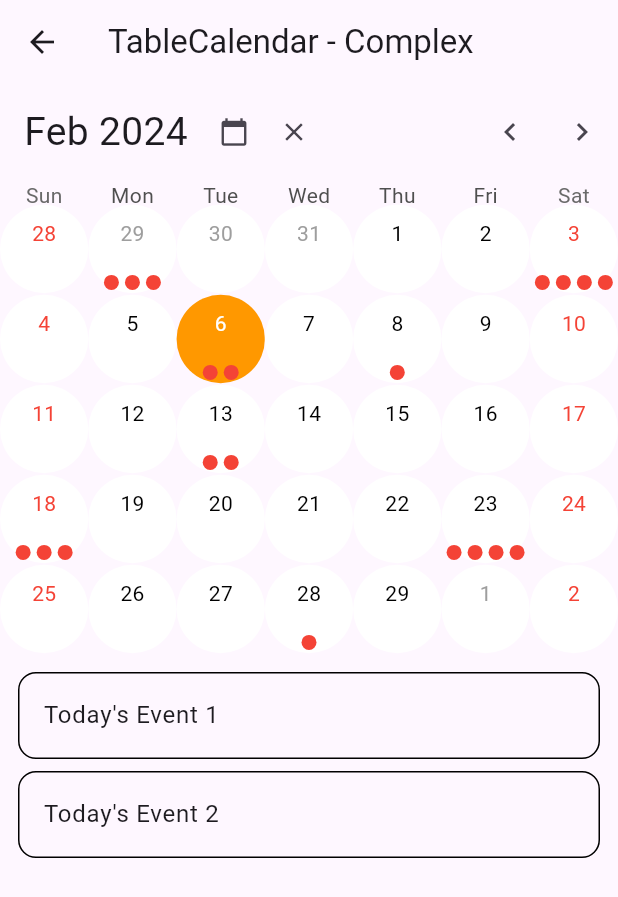
After one commit to L4rue/easy_work, a Flutter app: the screen it shows after launch, after a tap on "Basics", on a phone screen of 412 x 824 dp. The commit adds this screen. Shown: the top 897 px of the screen. Run offline on Flutter 3.47's test engine with Material 3 defaults, Android fonts, the phone set to English and light mode, and no system bars; drawn by our look-alikes of table_calendar; missing offline and left inert: lunar.

Commit message:
first commit

```diff
--- a/lib/main.dart
+++ b/lib/main.dart
@@ -1,45 +1,28 @@
+import 'package:easy_work/pages/table_calendar.dart';
 import 'package:flutter/material.dart';
+import 'package:intl/date_symbol_data_local.dart';
 
 void main() {
-  runApp(const MyApp());
+  initializeDateFormatting().then((_) => runApp(const MyApp()));
 }
 
 class MyApp extends StatelessWidget {
   const MyApp({super.key});
 
-  // This widget is the root of your application.
   @override
   Widget build(BuildContext context) {
     return MaterialApp(
-      title: 'Flutter Demo',
+      title: 'Easy Demo',
       theme: ThemeData(
-        // This is the theme of your application.
-        //
-        // Try running your application with "flutter run". You'll see the
-        // application has a blue toolbar. Then, without quitting the app, try
-        // changing the primarySwatch below to Colors.green and then invoke
-        // "hot reload" (press "r" in the console where you ran "flutter run",
-        // or simply save your changes to "hot reload" in a Flutter IDE).
-        // Notice that the counter didn't reset back to zero; the application
-        // is not restarted.
         primarySwatch: Colors.blue,
       ),
-      home: const MyHomePage(title: 'Flutter Demo Home Page'),
+      home: const MyHomePage(title: 'Easy Work Demo'),
     );
   }
 }
 
 class MyHomePage extends StatefulWidget {
   const MyHomePage({super.key, required this.title});
-
-  // This widget is the home page of your application. It is stateful, meaning
-  // that it has a State object (defined below) that contains fields that affect
-  // how it looks.
-
-  // This class is the configuration for the state. It holds the values (in this
-  // case the title) provided by the parent (in this case the App widget) and
-  // used by the build method of the State. Fields in a Widget subclass are
-  // always marked "final".
 
   final String title;
 
@@ -48,68 +31,28 @@ class MyHomePage extends StatefulWidget {
 }
 
 class _MyHomePageState extends State<MyHomePage> {
-  int _counter = 0;
-
-  void _incrementCounter() {
-    setState(() {
-      // This call to setState tells the Flutter framework that something has
-      // changed in this State, which causes it to rerun the build method below
-      // so that the display can reflect the updated values. If we changed
-      // _counter without calling setState(), then the build method would not be
-      // called again, and so nothing would appear to happen.
-      _counter++;
-    });
-  }
-
   @override
   Widget build(BuildContext context) {
-    // This method is rerun every time setState is called, for instance as done
-    // by the _incrementCounter method above.
-    //
-    // The Flutter framework has been optimized to make rerunning build methods
-    // fast, so that you can just rebuild anything that needs updating rather
-    // than having to individually change instances of widgets.
     return Scaffold(
       appBar: AppBar(
-        // Here we take the value from the MyHomePage object that was created by
-        // the App.build method, and use it to set our appbar title.
         title: Text(widget.title),
       ),
-      body: Center(
-        // Center is a layout widget. It takes a single child and positions it
-        // in the middle of the parent.
-        child: Column(
-          // Column is also a layout widget. It takes a list of children and
-          // arranges them vertically. By default, it sizes itself to fit its
-          // children horizontally, and tries to be as tall as its parent.
-          //
-          // Invoke "debug painting" (press "p" in the console, choose the
-          // "Toggle Debug Paint" action from the Flutter Inspector in Android
-          // Studio, or the "Toggle Debug Paint" command in Visual Studio Code)
-          // to see the wireframe for each widget.
-          //
-          // Column has various properties to control how it sizes itself and
-          // how it positions its children. Here we use mainAxisAlignment to
-          // center the children vertically; the main axis here is the vertical
-          // axis because Columns are vertical (the cross axis would be
-          // horizontal).
-          mainAxisAlignment: MainAxisAlignment.center,
-          children: <Widget>[
-            const Text(
-              'You have pushed the button this many times:',
+      body: Column(
+        children: <Widget>[
+          ElevatedButton(
+            child: const Text('Basics'),
+            onPressed: () => Navigator.push(
+              context,
+              MaterialPageRoute(builder: (_) => const TableCalendarPage()),
             ),
-            Text(
-              '$_counter',
-              style: Theme.of(context).textTheme.headlineMedium,
-            ),
-          ],
-        ),
+          ),
+        ],
       ),
       floatingActionButton: FloatingActionButton(
-        onPressed: _incrementCounter,
+        onPressed: () {},
         tooltip: 'Increment',
         child: const Icon(Icons.add),
-      ), // This trailing comma makes auto-formatting nicer for build methods.
+      ),
     );
   }
 }
--- /dev/null
+++ b/lib/pages/custom_calendar/custom_cell_content.dart
@@ -0,0 +1,94 @@
+import 'package:flutter/material.dart';
+import 'package:lunar/lunar.dart';
+
+typedef DayBuilder = Widget? Function(BuildContext context, DateTime day, DateTime focusedDay);
+
+DayBuilder getCellBuilder({
+  bool? isHoliday,
+  bool? isOutside,
+  bool? isToday,
+  bool? isSelected,
+  bool? isRangeStart,
+  bool? isRangeEnd,
+  bool? isWithinRange,
+  duration = const Duration(milliseconds: 300),
+}) {
+  DayBuilder cell;
+  if (isToday ?? false) {
+    cell = (context, day, focusedDay) {
+      return AnimatedContainer(
+        duration: duration,
+        width: 45,
+        decoration: const BoxDecoration(color: Colors.lightBlue, shape: BoxShape.circle),
+        child: Column(
+          mainAxisAlignment: MainAxisAlignment.center,
+          children: [
+            Text(day.day.toString(), style: const TextStyle(color: Colors.red)),
+            Text(Lunar.fromDate(day).getDayInChinese().toString(), style: const TextStyle(color: Colors.red)),
+          ],
+        ),
+      );
+    };
+  } else if (isHoliday ?? false) {
+    cell = (context, day, focusedDay) {
+      return AnimatedContainer(
+        duration: duration,
+        width: 45,
+        decoration: const BoxDecoration(color: Colors.white, shape: BoxShape.circle),
+        child: Column(
+          mainAxisAlignment: MainAxisAlignment.center,
+          children: [
+            Text(day.day.toString(), style: const TextStyle(color: Colors.red)),
+            Text(Lunar.fromDate(day).getDayInChinese().toString(), style: const TextStyle(color: Colors.red)),
+          ],
+        ),
+      );
+    };
+  } else if (isOutside ?? false) {
+    cell = (context, day, focusedDay) {
+      return AnimatedContainer(
+        duration: duration,
+        width: 45,
+        decoration: const BoxDecoration(color: Colors.white, shape: BoxShape.circle),
+        child: Column(
+          mainAxisAlignment: MainAxisAlignment.center,
+          children: [
+            Text(day.day.toString(), style: const TextStyle(color: Colors.grey)),
+            Text(Lunar.fromDate(day).getDayInChinese().toString(), style: const TextStyle(color: Colors.grey)),
+          ],
+        ),
+      );
+    };
+  } else if (isSelected ?? false) {
+    cell = (context, day, focusedDay) {
+      return AnimatedContainer(
+        duration: duration,
+        width: 45,
+        decoration: const BoxDecoration(color: Colors.orange, shape: BoxShape.circle),
+        child: Column(
+          mainAxisAlignment: MainAxisAlignment.center,
+          children: [
+            Text(day.day.toString(), style: const TextStyle(color: Colors.white)),
+            Text(Lunar.fromDate(day).getDayInChinese().toString(), style: const TextStyle(color: Colors.white)),
+          ],
+        ),
+      );
+    };
+  } else {
+    cell = (context, day, focusedDay) {
+      return AnimatedContainer(
+        duration: duration,
+        width: 45,
+        decoration: const BoxDecoration(color: Colors.white, shape: BoxShape.circle),
+        child: Column(
+          mainAxisAlignment: MainAxisAlignment.center,
+          children: [
+            Text(day.day.toString(), style: const TextStyle(color: Colors.black)),
+            Text(Lunar.fromDate(day).getDayInChinese().toString(), style: const TextStyle(color: Colors.black)),
+          ],
+        ),
+      );
+    };
+  }
+  return cell;
+}
--- /dev/null
+++ b/lib/pages/table_calendar.dart
@@ -0,0 +1,277 @@
+// Copyright 2019 Aleksander Woźniak
+// SPDX-License-Identifier: Apache-2.0
+
+import 'dart:collection';
+
+import 'package:easy_work/pages/custom_calendar/custom_cell_content.dart';
+import 'package:flutter/material.dart';
+import 'package:intl/intl.dart';
+import 'package:table_calendar/table_calendar.dart';
+
+import '../utils.dart';
+
+class TableCalendarPage extends StatefulWidget {
+  const TableCalendarPage({super.key});
+
+  @override
+  TableCalendarPageState createState() => TableCalendarPageState();
+}
+
+class TableCalendarPageState extends State<TableCalendarPage> {
+  late final ValueNotifier<List<Event>> _selectedEvents;
+  final ValueNotifier<DateTime> _focusedDay = ValueNotifier(DateTime.now());
+  final Set<DateTime> _selectedDays = LinkedHashSet<DateTime>(
+    equals: isSameDay,
+    hashCode: getHashCode,
+  );
+
+  late PageController _pageController;
+  CalendarFormat _calendarFormat = CalendarFormat.month;
+  RangeSelectionMode _rangeSelectionMode = RangeSelectionMode.toggledOff;
+  DateTime? _rangeStart;
+  DateTime? _rangeEnd;
+
+  @override
+  void initState() {
+    super.initState();
+
+    _selectedDays.add(_focusedDay.value);
+    _selectedEvents = ValueNotifier(_getEventsForDay(_focusedDay.value));
+  }
+
+  @override
+  void dispose() {
+    _focusedDay.dispose();
+    _selectedEvents.dispose();
+    super.dispose();
+  }
+
+  bool get canClearSelection => _selectedDays.isNotEmpty || _rangeStart != null || _rangeEnd != null;
+
+  List<Event> _getEventsForDay(DateTime day) {
+    return kEvents[day] ?? [];
+  }
+
+  List<Event> _getEventsForDays(Iterable<DateTime> days) {
+    return [
+      for (final d in days) ..._getEventsForDay(d),
+    ];
+  }
+
+  List<Event> _getEventsForRange(DateTime start, DateTime end) {
+    final days = daysInRange(start, end);
+    return _getEventsForDays(days);
+  }
+
+  void _onDaySelected(DateTime selectedDay, DateTime focusedDay) {
+    setState(() {
+      if (_selectedDays.contains(selectedDay)) {
+        _selectedDays.remove(selectedDay);
+      } else {
+        _selectedDays.add(selectedDay);
+      }
+
+      _focusedDay.value = focusedDay;
+      _rangeStart = null;
+      _rangeEnd = null;
+      _rangeSelectionMode = RangeSelectionMode.toggledOff;
+    });
+
+    _selectedEvents.value = _getEventsForDays(_selectedDays);
+  }
+
+  void _onRangeSelected(DateTime? start, DateTime? end, DateTime focusedDay) {
+    setState(() {
+      _focusedDay.value = focusedDay;
+      _rangeStart = start;
+      _rangeEnd = end;
+      _selectedDays.clear();
+      _rangeSelectionMode = RangeSelectionMode.toggledOn;
+    });
+
+    if (start != null && end != null) {
+      _selectedEvents.value = _getEventsForRange(start, end);
+    } else if (start != null) {
+      _selectedEvents.value = _getEventsForDay(start);
+    } else if (end != null) {
+      _selectedEvents.value = _getEventsForDay(end);
+    }
+  }
+
+  @override
+  Widget build(BuildContext context) {
+    return Scaffold(
+      appBar: AppBar(
+        title: const Text('TableCalendar - Complex'),
+      ),
+      body: Column(
+        children: [
+          ValueListenableBuilder<DateTime>(
+            valueListenable: _focusedDay,
+            builder: (context, value, _) {
+              return _CalendarHeader(
+                focusedDay: value,
+                clearButtonVisible: canClearSelection,
+                onTodayButtonTap: () {
+                  setState(() => _focusedDay.value = DateTime.now());
+                },
+                onClearButtonTap: () {
+                  setState(() {
+                    _rangeStart = null;
+                    _rangeEnd = null;
+                    _selectedDays.clear();
+                    _selectedEvents.value = [];
+                  });
+                },
+                onLeftArrowTap: () {
+                  _pageController.previousPage(
+                    duration: const Duration(milliseconds: 300),
+                    curve: Curves.easeOut,
+                  );
+                },
+                onRightArrowTap: () {
+                  _pageController.nextPage(
+                    duration: const Duration(milliseconds: 300),
+                    curve: Curves.easeOut,
+                  );
+                },
+              );
+            },
+          ),
+          TableCalendar<Event>(
+            calendarBuilders: CalendarBuilders(
+                defaultBuilder: getCellBuilder(),
+                todayBuilder: getCellBuilder(isToday: true),
+                outsideBuilder: getCellBuilder(isOutside: true),
+                selectedBuilder: getCellBuilder(isSelected: true),
+                holidayBuilder: getCellBuilder(isHoliday: true),
+                singleMarkerBuilder: (context, day, events) {
+                  return Container(
+                    width: 10,
+                    height: 10,
+                    margin: EdgeInsets.all(2),
+                    decoration: BoxDecoration(color: Colors.red, shape: BoxShape.circle),
+                  );
+                }),
+            rowHeight: 60,
+            firstDay: kFirstDay,
+            lastDay: kLastDay,
+            focusedDay: _focusedDay.value,
+            headerVisible: false,
+            selectedDayPredicate: (day) => _selectedDays.contains(day),
+            rangeStartDay: _rangeStart,
+            rangeEndDay: _rangeEnd,
+            calendarFormat: _calendarFormat,
+            rangeSelectionMode: _rangeSelectionMode,
+            availableGestures: AvailableGestures.horizontalSwipe,
+            // calendarStyle: const CalendarStyle(
+            //     selectedDecoration: BoxDecoration(color: Colors.orange, shape: BoxShape.circle),
+            //     holidayTextStyle: TextStyle(color: Colors.red),
+            //     holidayDecoration: BoxDecoration(shape: BoxShape.circle),
+            //     markerDecoration: BoxDecoration(color: Colors.red, shape: BoxShape.circle)),
+            holidayPredicate: (day) {
+              return day.weekday == DateTime.saturday || day.weekday == DateTime.sunday;
+            },
+            eventLoader: _getEventsForDay,
+            onDaySelected: _onDaySelected,
+            onRangeSelected: _onRangeSelected,
+            onCalendarCreated: (controller) => _pageController = controller,
+            onPageChanged: (focusedDay) => _focusedDay.value = focusedDay,
+            onFormatChanged: (format) {
+              if (_calendarFormat != format) {
+                setState(() => _calendarFormat = format);
+              }
+            },
+          ),
+          const SizedBox(height: 8.0),
+          Expanded(
+            child: ValueListenableBuilder<List<Event>>(
+              valueListenable: _selectedEvents,
+              builder: (context, value, _) {
+                return ListView.builder(
+                  itemCount: value.length,
+                  itemBuilder: (context, index) {
+                    return Container(
+                      margin: const EdgeInsets.symmetric(
+                        horizontal: 12.0,
+                        vertical: 4.0,
+                      ),
+                      decoration: BoxDecoration(
+                        border: Border.all(),
+                        borderRadius: BorderRadius.circular(12.0),
+                      ),
+                      child: ListTile(
+                        onTap: () => print('${value[index]}'),
+                        title: Text('${value[index]}'),
+                      ),
+                    );
+                  },
+                );
+              },
+            ),
+          ),
+        ],
+      ),
+    );
+  }
+}
+
+class _CalendarHeader extends StatelessWidget {
+  final DateTime focusedDay;
+  final VoidCallback onLeftArrowTap;
+  final VoidCallback onRightArrowTap;
+  final VoidCallback onTodayButtonTap;
+  final VoidCallback onClearButtonTap;
+  final bool clearButtonVisible;
+
+  const _CalendarHeader({
+    Key? key,
+    required this.focusedDay,
+    required this.onLeftArrowTap,
+    required this.onRightArrowTap,
+    required this.onTodayButtonTap,
+    required this.onClearButtonTap,
+    required this.clearButtonVisible,
+  }) : super(key: key);
+
+  @override
+  Widget build(BuildContext context) {
+    final headerText = DateFormat.yMMM().format(focusedDay);
+
+    return Padding(
+      padding: const EdgeInsets.symmetric(vertical: 8.0),
+      child: Row(
+        children: [
+          const SizedBox(width: 16.0),
+          SizedBox(
+            width: 120.0,
+            child: Text(
+              headerText,
+              style: const TextStyle(fontSize: 26.0),
+            ),
+          ),
+          IconButton(
+            icon: const Icon(Icons.calendar_today, size: 20.0),
+            visualDensity: VisualDensity.compact,
+            onPressed: onTodayButtonTap,
+          ),
+          if (clearButtonVisible)
+            IconButton(
+              icon: const Icon(Icons.clear, size: 20.0),
+              visualDensity: VisualDensity.compact,
+              onPressed: onClearButtonTap,
+            ),
+          const Spacer(),
+          IconButton(
+            icon: const Icon(Icons.chevron_left),
+            onPressed: onLeftArrowTap,
+          ),
+          IconButton(
+            icon: const Icon(Icons.chevron_right),
+            onPressed: onRightArrowTap,
+          ),
+        ],
+      ),
+    );
+  }
+}
--- /dev/null
+++ b/lib/utils.dart
@@ -0,0 +1,51 @@
+// Copyright 2019 Aleksander Woźniak
+// SPDX-License-Identifier: Apache-2.0
+
+import 'dart:collection';
+
+import 'package:table_calendar/table_calendar.dart';
+
+/// Example event class.
+class Event {
+  final String title;
+
+  const Event(this.title);
+
+  @override
+  String toString() => title;
+}
+
+/// Example events.
+///
+/// Using a [LinkedHashMap] is highly recommended if you decide to use a map.
+final kEvents = LinkedHashMap<DateTime, List<Event>>(
+  equals: isSameDay,
+  hashCode: getHashCode,
+)..addAll(_kEventSource);
+
+final _kEventSource = Map.fromIterable(List.generate(50, (index) => index),
+    key: (item) => DateTime.utc(kFirstDay.year, kFirstDay.month, item * 5),
+    value: (item) => List.generate(item % 4 + 1, (index) => Event('Event $item | ${index + 1}')))
+  ..addAll({
+    kToday: [
+      Event('Today\'s Event 1'),
+      Event('Today\'s Event 2'),
+    ],
+  });
+
+int getHashCode(DateTime key) {
+  return key.day * 1000000 + key.month * 10000 + key.year;
+}
+
+/// Returns a list of [DateTime] objects from [first] to [last], inclusive.
+List<DateTime> daysInRange(DateTime first, DateTime last) {
+  final dayCount = last.difference(first).inDays + 1;
+  return List.generate(
+    dayCount,
+    (index) => DateTime.utc(first.year, first.month, first.day + index),
+  );
+}
+
+final kToday = DateTime.now();
+final kFirstDay = DateTime(kToday.year, kToday.month - 3, kToday.day);
+final kLastDay = DateTime(kToday.year, kToday.month + 3, kToday.day);
--- a/pubspec.yaml
+++ b/pubspec.yaml
@@ -35,6 +35,9 @@ dependencies:
   # The following adds the Cupertino Icons font to your application.
   # Use with the CupertinoIcons class for iOS style icons.
   cupertino_icons: ^1.0.2
+  table_calendar: ^3.0.9
+  intl: ^0.18.1
+  lunar: ^1.6.1
 
 dev_dependencies:
   flutter_test:
```
Also changed, not shown: lib/pages/custom_calendar/calendar_core.dart (added, +9 -0 lines), pubspec.lock, 1 other file.
